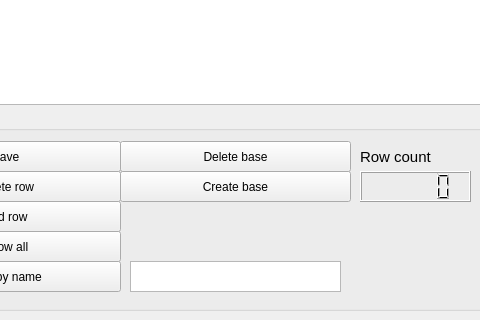
Dmitriy286/PyQt_SQL_Manager, file Form.ui: the form before one commit; both pictures show x 129 to 609 and y 416 to 736 of the 967 by 736 pixel window.
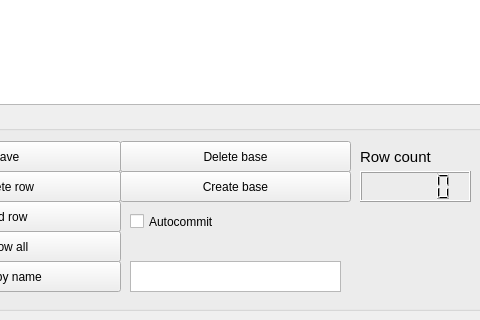
The form after the commit.

Commit message: Adding new row and saving in database. Checkbox button on form. Refactoring.

```diff
--- a/Form.ui
+++ b/Form.ui
@@ -248,6 +248,19 @@
           <string>Create base</string>
          </property>
         </widget>
+        <widget class="QCheckBox" name="checkBox">
+         <property name="geometry">
+          <rect>
+           <x>250</x>
+           <y>100</y>
+           <width>221</width>
+           <height>21</height>
+          </rect>
+         </property>
+         <property name="text">
+          <string>Autocommit</string>
+         </property>
+        </widget>
        </widget>
       </item>
      </layout>
```
The commit also changes 4 other files.
